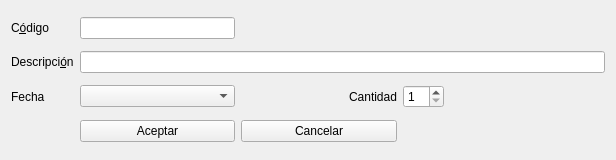
The window that caducados.ui (Ladis72/tienda) describes before a commit, drawn with Qt 5.
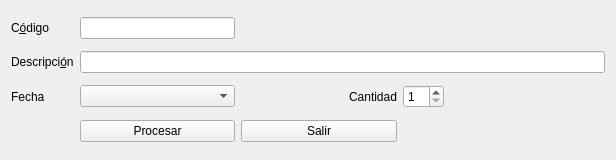
The same window after the commit.

The edit to the form file:
```diff
--- a/caducados.ui
+++ b/caducados.ui
@@ -96,7 +96,7 @@
    <item row="5" column="1">
     <widget class="QPushButton" name="pushButton">
      <property name="text">
-      <string>Aceptar</string>
+      <string>Procesar</string>
      </property>
      <property name="autoDefault">
       <bool>false</bool>
@@ -106,7 +106,7 @@
    <item row="5" column="2">
     <widget class="QPushButton" name="pushButton_2">
      <property name="text">
-      <string>Cancelar</string>
+      <string>Salir</string>
      </property>
      <property name="autoDefault">
       <bool>false</bool>
```
Left out of the diff: 8 changed lines with no effect on the pictures.
